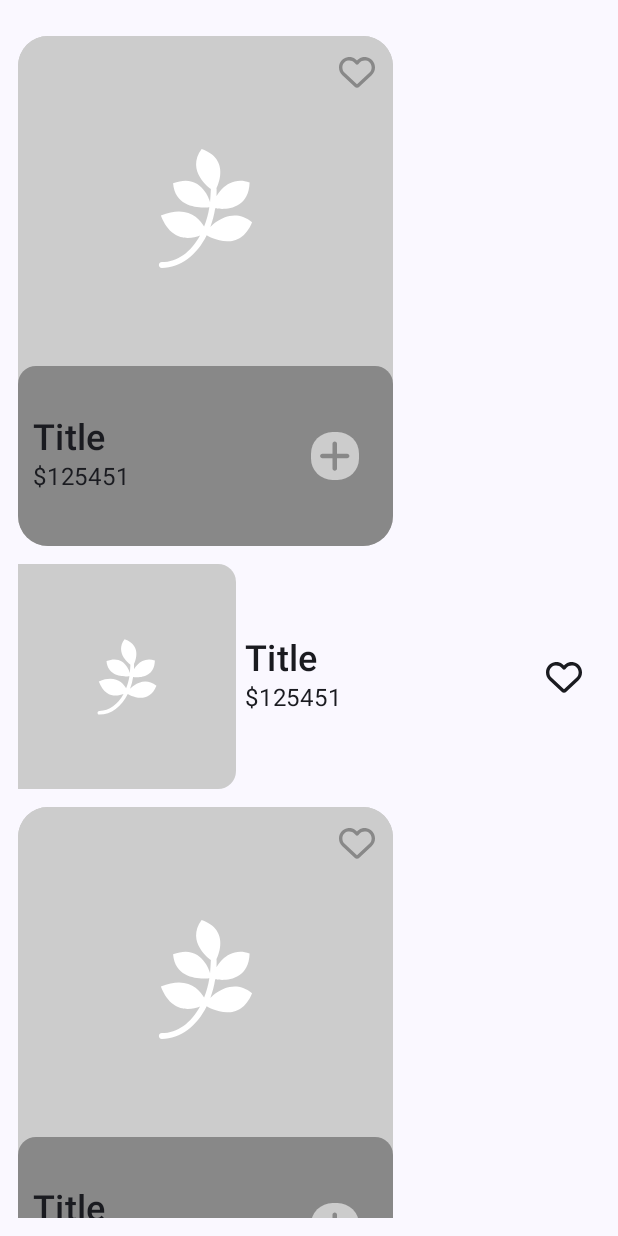
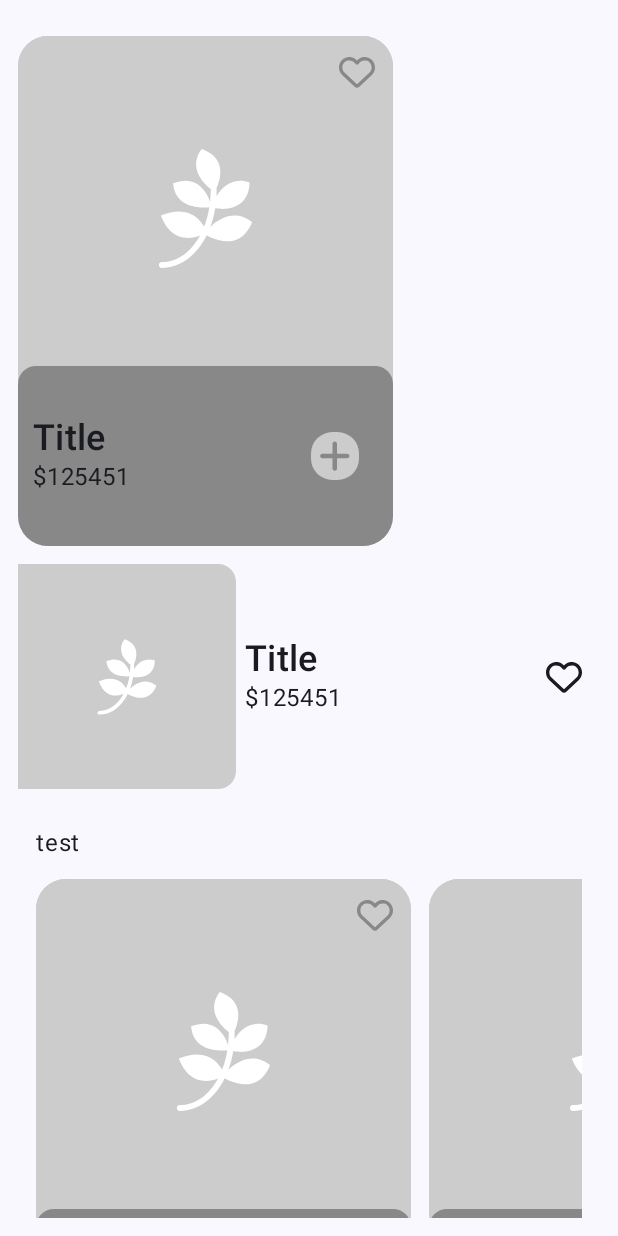
Before and after one commit to matinnasiridev/Areca, an Android app built with Jetpack Compose: the composable ArecaApp shown on its own in the app's theme, on a phone screen of 412 x 824 dp. Run offline under Robolectric (Android 15) with nearby library versions, the phone set to English and light mode, and no system bars; our stand-ins replace Shimmer; libraries missing offline, so code that uses them is left out: dev.burnoo.cokoin; missing, so only their content is drawn: ArecaTheme, Koin; 1 statement that could not run was skipped.

Commit message:
fixed the SectionGrid

```diff
--- a/app/src/main/java/me/nasiri/areca/domain/di/AppModule.kt
+++ b/app/src/main/java/me/nasiri/areca/domain/di/AppModule.kt
@@ -7,7 +7,6 @@ import me.nasiri.areca.domain.location.LocationClient
 import org.koin.android.ext.koin.androidContext
 import me.nasiri.areca.domain.util.SharedName
 import me.nasiri.areca.peresentation.MainVM
-import org.koin.android.ext.koin.androidApplication
 import org.koin.androidx.viewmodel.dsl.viewModel
 import org.koin.dsl.module
 
--- a/app/src/main/java/me/nasiri/areca/domain/util/Extentions.kt
+++ b/app/src/main/java/me/nasiri/areca/domain/util/Extentions.kt
@@ -1,5 +1,6 @@
 package me.nasiri.areca.domain.util
 
+import android.annotation.SuppressLint
 import androidx.compose.animation.core.animateFloat
 import androidx.compose.animation.core.infiniteRepeatable
 import androidx.compose.animation.core.rememberInfiniteTransition
@@ -62,6 +63,7 @@ fun Modifier.shimmerEffect(customColorList: List<Color>? = null): Modifier = com
     }
 }
 
+@SuppressLint("UnnecessaryComposedModifier")
 fun Modifier.setShimmer(condition: Boolean): Modifier = composed {
     if (condition)
         shimmerEffect()
--- a/app/src/main/java/me/nasiri/areca/peresentation/ui/MainActivity.kt
+++ b/app/src/main/java/me/nasiri/areca/peresentation/ui/MainActivity.kt
@@ -41,11 +41,13 @@ fun ArecaApp() {
     // MainView(state)
     Surface(modifier = Modifier.padding(12.dp)) {
         LazyColumn(modifier = Modifier.fillMaxSize()) {
-            items(5) {
+            item{
                 Spacer(modifier = Modifier.height(12.dp))
                 ItemGrid()
                 Spacer(modifier = Modifier.height(12.dp))
                 ItemList()
+                Spacer(modifier = Modifier.height(12.dp))
+                SectionGrid("test", listOf(1,2,3))
             }
         }
     }
--- a/app/src/main/java/me/nasiri/areca/peresentation/ui/Products.kt
+++ b/app/src/main/java/me/nasiri/areca/peresentation/ui/Products.kt
@@ -7,12 +7,16 @@ import androidx.compose.foundation.layout.Arrangement
 import androidx.compose.foundation.layout.Box
 import androidx.compose.foundation.layout.Column
 import androidx.compose.foundation.layout.Row
+import androidx.compose.foundation.layout.Spacer
 import androidx.compose.foundation.layout.fillMaxHeight
 import androidx.compose.foundation.layout.fillMaxSize
 import androidx.compose.foundation.layout.fillMaxWidth
 import androidx.compose.foundation.layout.height
 import androidx.compose.foundation.layout.padding
 import androidx.compose.foundation.layout.size
+import androidx.compose.foundation.layout.width
+import androidx.compose.foundation.lazy.LazyRow
+import androidx.compose.foundation.lazy.items
 import androidx.compose.foundation.shape.RoundedCornerShape
 import androidx.compose.material3.Icon
 import androidx.compose.material3.IconButton
@@ -160,3 +164,24 @@ fun ItemList() {
 
 
 // Sections
+
+@Composable
+fun SectionGrid(catTitle:String,items:List<Int>) {
+    Column(
+        modifier = Modifier
+            .fillMaxWidth()
+            .padding(12.dp)
+    ) {
+        Text(text = catTitle)
+        Spacer(modifier = Modifier.height(12.dp))
+        LazyRow {
+            items(items) {
+                ItemGrid()
+                Spacer(modifier = Modifier.width(12.dp))
+            }
+            item {
+                ItemGridLoadMore()
+            }
+        }
+    }
+}
```
